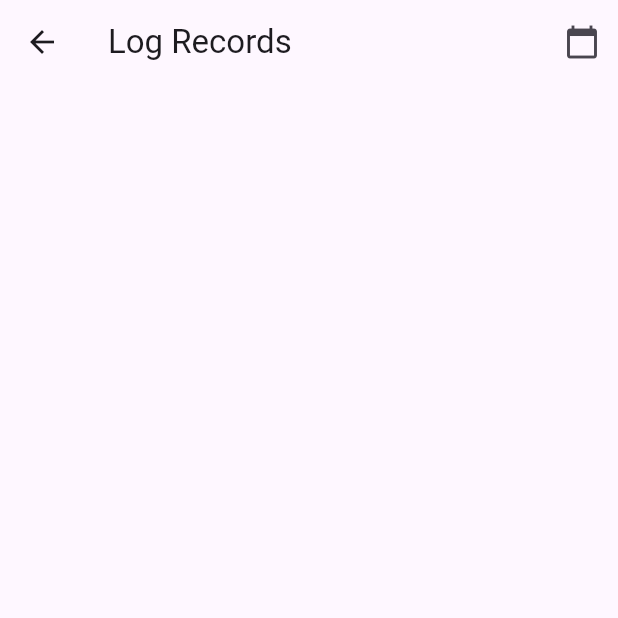
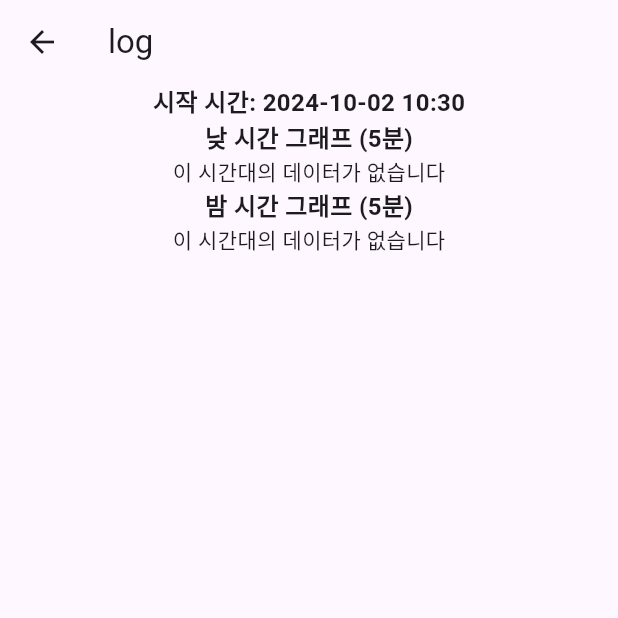
Before and after one commit to KongDaeyeong/capstone-design, a Flutter app: the LogPage screen opened directly, on a phone screen of 412 x 824 dp, the top half of it. Run offline on Flutter 3.47's test engine with Material 3 defaults, Android fonts, the light colour scheme and no system bars; our stand-ins replace fl_chart, flutter_blue_plus, flutter_local_notifications, permission_handler, sqflite, table_calendar; accounts and stored records are empty.

Commit message:
log 시각화

```diff
--- a/littletest2/lib/main.dart
+++ b/littletest2/lib/main.dart
@@ -10,6 +10,8 @@ import 'package:sqflite/sqflite.dart';
 import 'package:path/path.dart' as path_package;
 import 'package:table_calendar/table_calendar.dart';
 import 'package:intl/intl.dart';
+
+import 'package:fl_chart/fl_chart.dart';
 
 // DB 관련 코드
 class DatabaseHelper {
@@ -739,38 +741,41 @@ class LogPage extends StatefulWidget {
 }
 
 class _LogPageState extends State<LogPage> {
-  bool _showCalendar = false;
-  DateTime _selectedDate = DateTime.now();
-  CalendarFormat _calendarFormat = CalendarFormat.month;
+  DateTime _startTime = DateTime.now();
+
+  @override
+  void initState() {
+    super.initState();
+    _startTime = DateTime(_startTime.year, _startTime.month, _startTime.day,
+        _startTime.hour, (_startTime.minute ~/ 5) * 5);
+  }
 
   @override
   Widget build(BuildContext context) {
-    // 여기서 로그를 로드합니다
-    WidgetsBinding.instance.addPostFrameCallback((_) {
-      Provider.of<PostureLogManager>(context, listen: false).loadLogsByDate(_selectedDate);
-    });
-
     return Scaffold(
       appBar: AppBar(
-        title: const Text('Log Records'),
-        actions: [
-          IconButton(
-            icon: Icon(_showCalendar ? Icons.list : Icons.calendar_today),
-            onPressed: () {
-              setState(() {
-                _showCalendar = !_showCalendar;
-              });
-            },
+        title: const Text('log'),
       ),
-        ],
-      ),
-      body: Column(
+      body: SingleChildScrollView(  // 스크롤 가능하게 만듦
+        child: Column(
           children: [
-          if (_showCalendar) _buildCalendar(),
-          Expanded(
-            child: Consumer<PostureLogManager>(
+            Text('시작 시간: ${DateFormat('yyyy-MM-dd HH:mm').format(_startTime)}',
+                style: TextStyle(fontSize: 16, fontWeight: FontWeight.bold)),
+
+            Consumer<PostureLogManager>(
               builder: (context, logManager, child) {
-                return ListView.builder(
+                print('로그 개수: ${logManager.logs.length}'); // 디버깅용 출력
+                return Column(
+                  children: [
+                    Text('낮 시간 그래프 (5분)', style: TextStyle(fontSize: 16, fontWeight: FontWeight.bold)),
+                    _buildPieChart(logManager.logs, isDayTime: true),
+                    Text('밤 시간 그래프 (5분)', style: TextStyle(fontSize: 16, fontWeight: FontWeight.bold)),
+                    _buildPieChart(logManager.logs, isDayTime: false),
+                    // 그래프와 로그 사이의 여백 추가
+                    SizedBox(height: 20),
+                    Container(
+                      height: 400, // 로그를 위한 고정된 높이
+                      child: ListView.builder(
                         itemCount: logManager.logs.length,
                         itemBuilder: (context, index) {
                           final log = logManager.logs[index];
@@ -780,36 +785,72 @@ class _LogPageState extends State<LogPage> {
                             trailing: Text(DateFormat('HH:mm:ss').format(log.timestamp)),
                           );
                         },
+                      ),
+                    ),
+                  ],
                 );
               },
             ),
+          ],
         ),
-        ],
       ),
     );
   }
 
-  Widget _buildCalendar() {
-    return TableCalendar(
-      firstDay: DateTime.utc(2023, 1, 1),
-      lastDay: DateTime.utc(2030, 12, 31),
-      focusedDay: _selectedDate,
-      calendarFormat: _calendarFormat,
-      selectedDayPredicate: (day) {
-        return isSameDay(_selectedDate, day);
-      },
-      onDaySelected: (selectedDay, focusedDay) {
-        setState(() {
-          _selectedDate = selectedDay;
-          Provider.of<PostureLogManager>(context as BuildContext, listen: false).loadLogsByDate(_selectedDate);
+  Widget _buildPieChart(List<PostureLogEntry> logs, {required bool isDayTime}) {
+    final DateTime startTime = isDayTime ? _startTime : _startTime.add(Duration(minutes: 5));
+    final DateTime endTime = startTime.add(Duration(minutes: 5));
+
+
+    final Map<String, double> postureDurations = {
+      'front': 0.0,
+      'back': 0.0,
+      'left': 0.0,
+      'right': 0.0,
+    };
+
+
+
+
+    List<PieChartSectionData> sections = [];
+    postureDurations.forEach((direction, duration) {
+      if (duration > 0) {
+        sections.add(PieChartSectionData(
+          color: _getPostureColor(direction),
+          value: duration,
+          title: '$direction\n${duration.toStringAsFixed(1)}s',
+          radius: 70, // 그래프 크기 조정
+          titleStyle: TextStyle(fontSize: 12, fontWeight: FontWeight.bold, color: Colors.white),
+        ));
+      }
     });
-      },
-      onFormatChanged: (format) {
-        setState(() {
-          _calendarFormat = format;
-        });
-      },
+
+    if (sections.isEmpty) {
+      return Center(child: Text('이 시간대의 데이터가 없습니다'));
+    }
+
+    return Container(
+      height: 200,
+      padding: EdgeInsets.all(16),
+      child: PieChart(
+        PieChartData(
+          sections: sections,
+          centerSpaceRadius: 30, // 중심 공간 크기 조정
+          sectionsSpace: 2,
+          pieTouchData: PieTouchData(touchCallback: (_, __) {}),
+        ),
+      ),
     );
+  }
+
+  Color _getPostureColor(String direction) {
+    switch (direction) {
+      case 'front': return Colors.green;
+      case 'back': return Colors.red;
+      case 'left': return Colors.blue;
+      case 'right': return Colors.orange;
+      default: return Colors.grey;
+    }
   }
 }
 
--- a/littletest2/pubspec.yaml
+++ b/littletest2/pubspec.yaml
@@ -44,6 +44,7 @@ dependencies:
   # Use with the CupertinoIcons class for iOS style icons.
   cupertino_icons: ^1.0.8
   flutter_blue_plus: ^1.32.12
+  fl_chart: ^0.69.0
 
 dev_dependencies:
   flutter_test:
```
Also changed, not shown: littletest2/pubspec.lock. Lines whose indentation alone changed are shown as unchanged.
